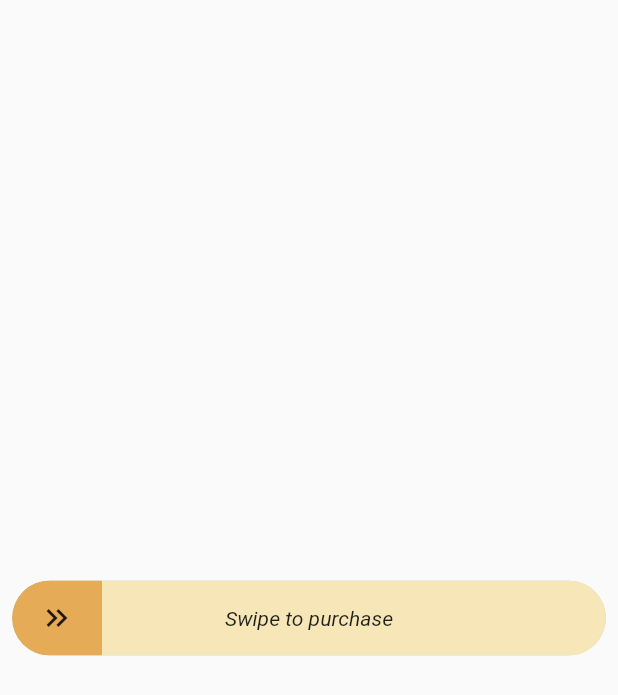
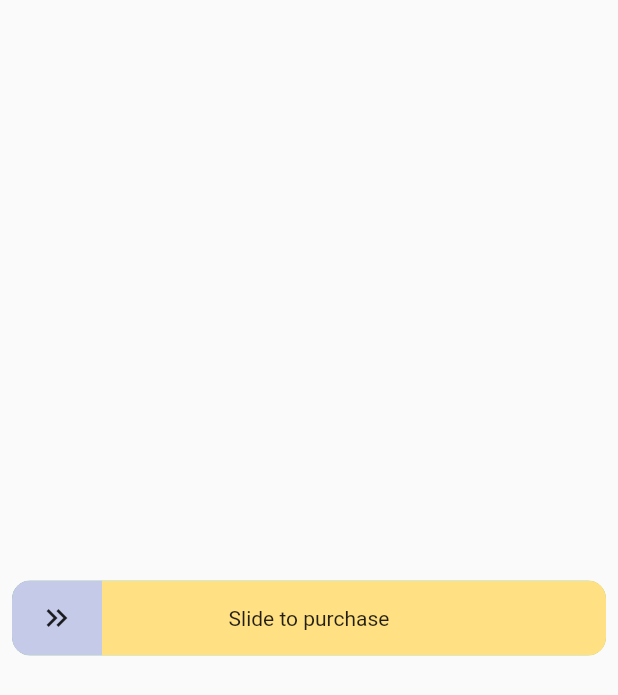
Before and after one commit to flutterwisedev/slide_action_widget, a Flutter app: the screen it shows after launch, on a phone screen of 412 x 824 dp. Shown: the top 695 px of the screen. Run offline on Flutter 3.47's test engine with Material 2 defaults, Android fonts, the light colour scheme and no system bars.

Commit message:
tweak colors

```diff
--- a/lib/swipe_action_widget.dart
+++ b/lib/swipe_action_widget.dart
@@ -35,7 +35,7 @@ class _SwipeActionWidgetState extends State<SwipeActionWidget>
   @override
   Widget build(BuildContext context) {
     final effectiveBorderRadius =
-        widget.borderRadius ?? BorderRadius.circular(30);
+        widget.borderRadius ?? BorderRadius.circular(12);
     return ClipRRect(
       borderRadius: effectiveBorderRadius,
       child: SizedBox(
@@ -108,29 +108,6 @@ class _SwipeActionWidgetState extends State<SwipeActionWidget>
   }
 }
 
-class _Thumb extends StatelessWidget {
-  const _Thumb({super.key, required this.borderRadius});
-
-  final BorderRadius borderRadius;
-
-  static const width = 60.0;
-
-  @override
-  Widget build(BuildContext context) {
-    return Container(
-      decoration: BoxDecoration(
-        borderRadius: BorderRadius.only(
-          topLeft: borderRadius.topLeft,
-          bottomLeft: borderRadius.bottomLeft,
-        ),
-        color: const Color.fromRGBO(230, 171, 86, 1),
-      ),
-      width: width,
-      child: const Icon(Icons.keyboard_double_arrow_right),
-    );
-  }
-}
-
 class _SwipeActionClipper extends CustomClipper<Rect> {
   const _SwipeActionClipper({required this.swipeOffset});
 
@@ -152,18 +129,38 @@ class _SwipeActionClipper extends CustomClipper<Rect> {
   }
 }
 
+class _Thumb extends StatelessWidget {
+  const _Thumb({super.key, required this.borderRadius});
+
+  final BorderRadius borderRadius;
+
+  static const width = 60.0;
+
+  @override
+  Widget build(BuildContext context) {
+    return Container(
+      decoration: BoxDecoration(
+        borderRadius: BorderRadius.only(
+          topLeft: borderRadius.topLeft,
+          bottomLeft: borderRadius.bottomLeft,
+        ),
+        color: Colors.indigo.shade100,
+      ),
+      width: width,
+      child: const Icon(Icons.keyboard_double_arrow_right),
+    );
+  }
+}
+
 class _Foreground extends StatelessWidget {
   const _Foreground({super.key});
 
   @override
   Widget build(BuildContext context) {
     return Container(
-      color: const Color.fromRGBO(247, 230, 184, 1),
+      color: Colors.amber[200],
       child: const Center(
-        child: Text(
-          'Swipe to purchase',
-          style: TextStyle(fontStyle: FontStyle.italic),
-        ),
+        child: Text('Slide to purchase'),
       ),
     );
   }
@@ -176,16 +173,16 @@ class _Background extends StatelessWidget {
 
   @override
   Widget build(BuildContext context) {
-    const backgroundColor = Color.fromRGBO(240, 248, 236, 1);
-    const borderColor = Color.fromRGBO(174, 198, 163, 1);
-    const textColor = Color.fromRGBO(96, 124, 76, 1);
+    final backgroundColor = Colors.green[50];
+    final borderColor = Colors.green[400]!;
+    final textColor = Colors.green[800];
     return Container(
       decoration: BoxDecoration(
         borderRadius: borderRadius,
         color: backgroundColor,
         border: Border.all(color: borderColor, width: 1),
       ),
-      child: const Center(
+      child: Center(
         child: Text(
           'Purchasing...',
           style: TextStyle(fontStyle: FontStyle.italic, color: textColor),
```
